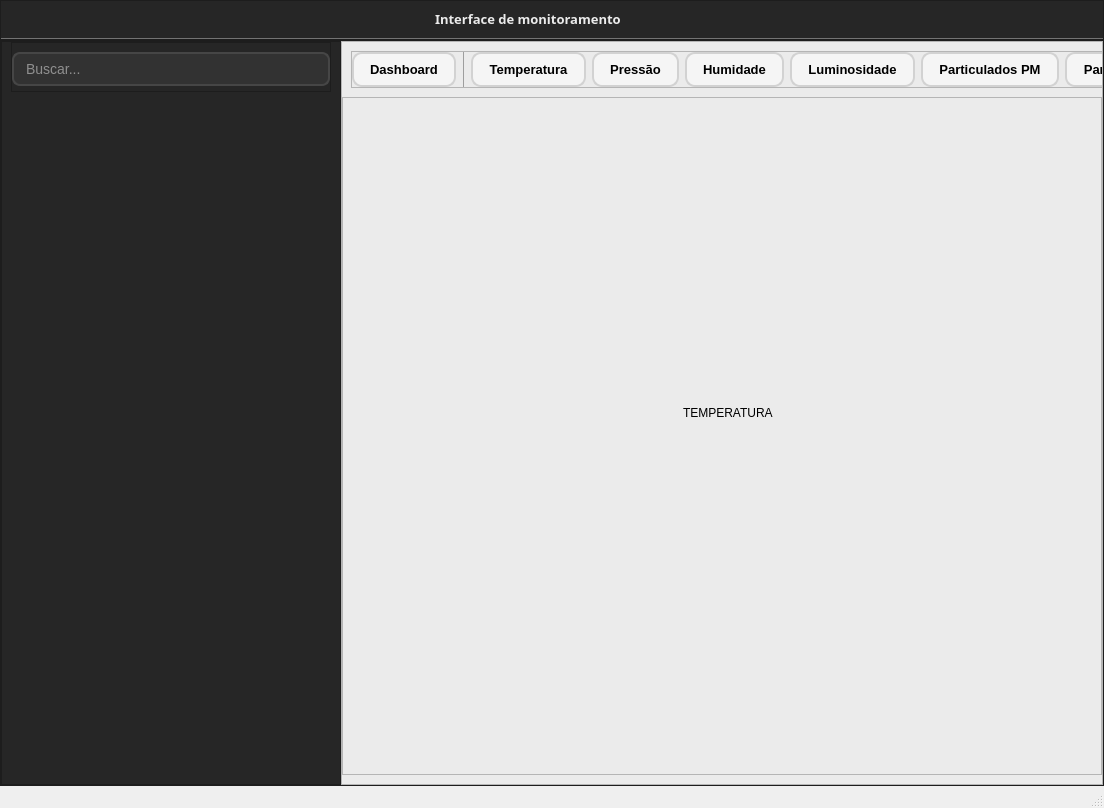
The window that interface_qt/ui/interface.ui (lucas-velocini-repo/IT-Estacao_Meteorologica) describes before a commit, drawn with Qt 5.
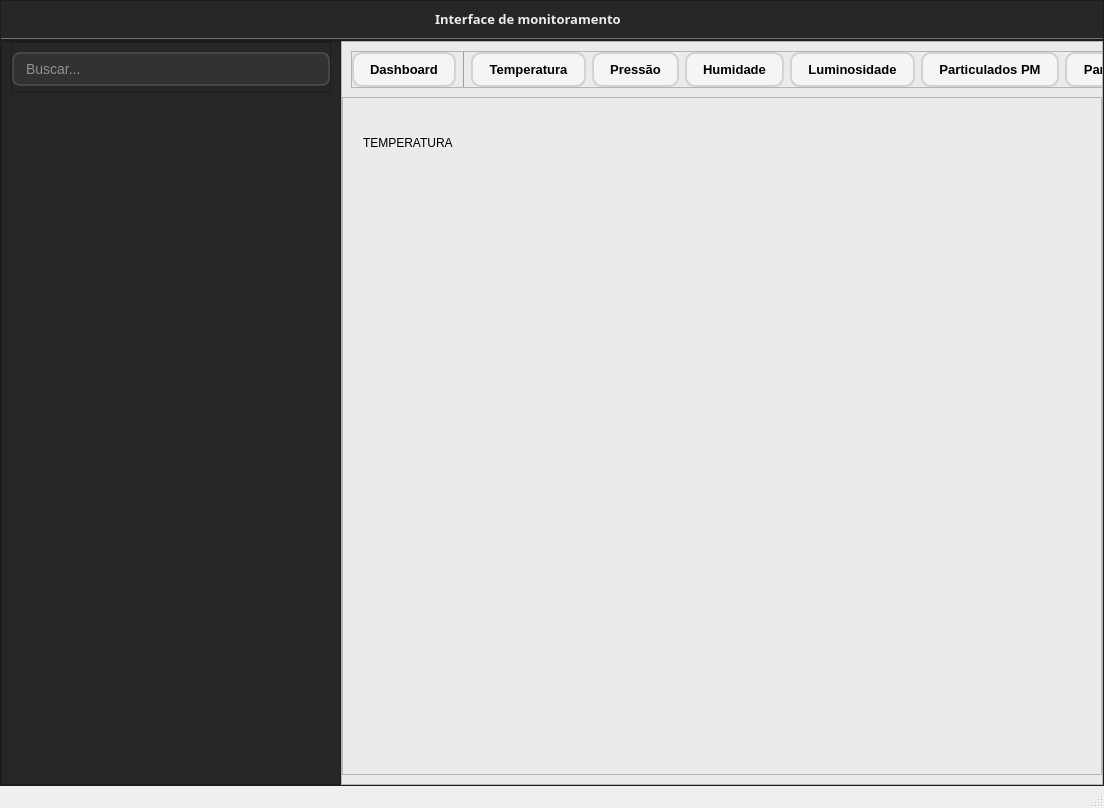
The same window after the commit. The open tabs and pages were chosen to show the change. Icons and pictures are not drawn. Custom widgets are drawn as their Qt base class.

Commit message: Mudanças na interface e adicionado grafico de teste na temperatura

Diff of the .ui file:
```diff
--- a/interface_qt/ui/interface.ui
+++ b/interface_qt/ui/interface.ui
@@ -652,8 +652,8 @@
                 <widget class="QLabel" name="label_2">
                  <property name="geometry">
                   <rect>
-                   <x>340</x>
-                   <y>280</y>
+                   <x>20</x>
+                   <y>10</y>
                    <width>141</width>
                    <height>51</height>
                   </rect>
@@ -662,6 +662,16 @@
                   <string>TEMPERATURA</string>
                  </property>
                 </widget>
+                <widget class="PlotWidget" name="graficoTemperatura" native="true">
+                 <property name="geometry">
+                  <rect>
+                   <x>80</x>
+                   <y>100</y>
+                   <width>591</width>
+                   <height>421</height>
+                  </rect>
+                 </property>
+                </widget>
                </widget>
                <widget class="QWidget" name="pagePressao">
                 <widget class="QLabel" name="label_3">
@@ -778,6 +788,14 @@
   </widget>
   <widget class="QStatusBar" name="statusbar"/>
  </widget>
+ <customwidgets>
+  <customwidget>
+   <class>PlotWidget</class>
+   <extends>QWidget</extends>
+   <header>pyqtgraph</header>
+   <container>1</container>
+  </customwidget>
+ </customwidgets>
  <resources/>
  <connections/>
 </ui>
```
Left out of the diff: 10 changed lines with no effect on the pictures. The commit also changes 1 other file.
